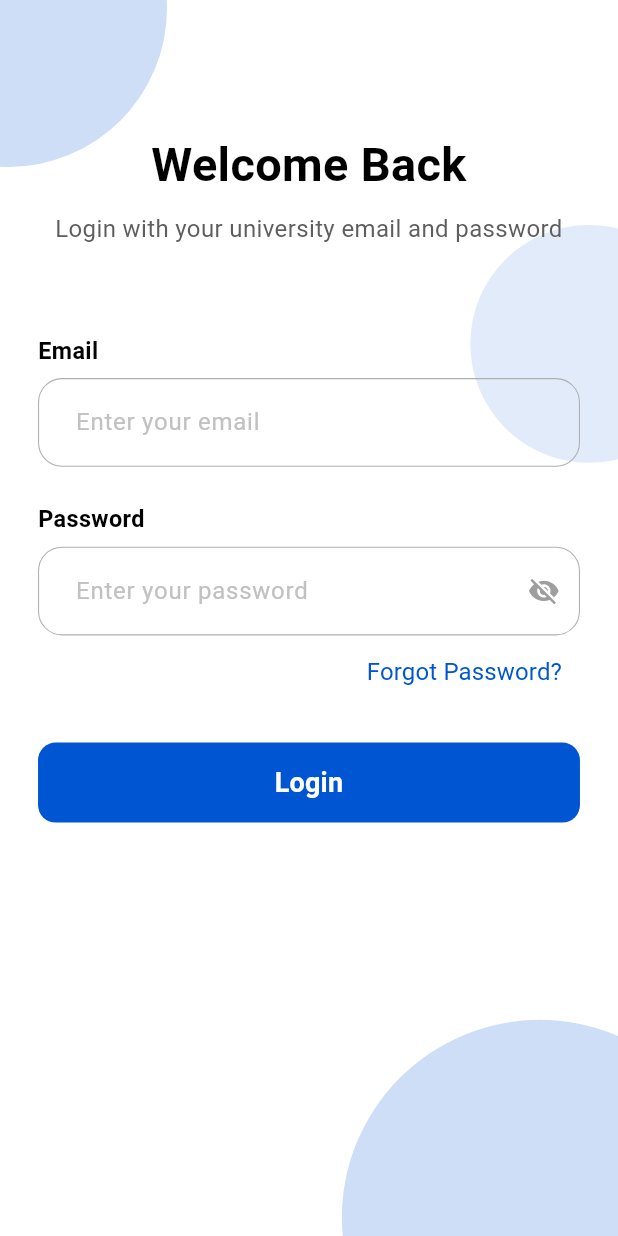
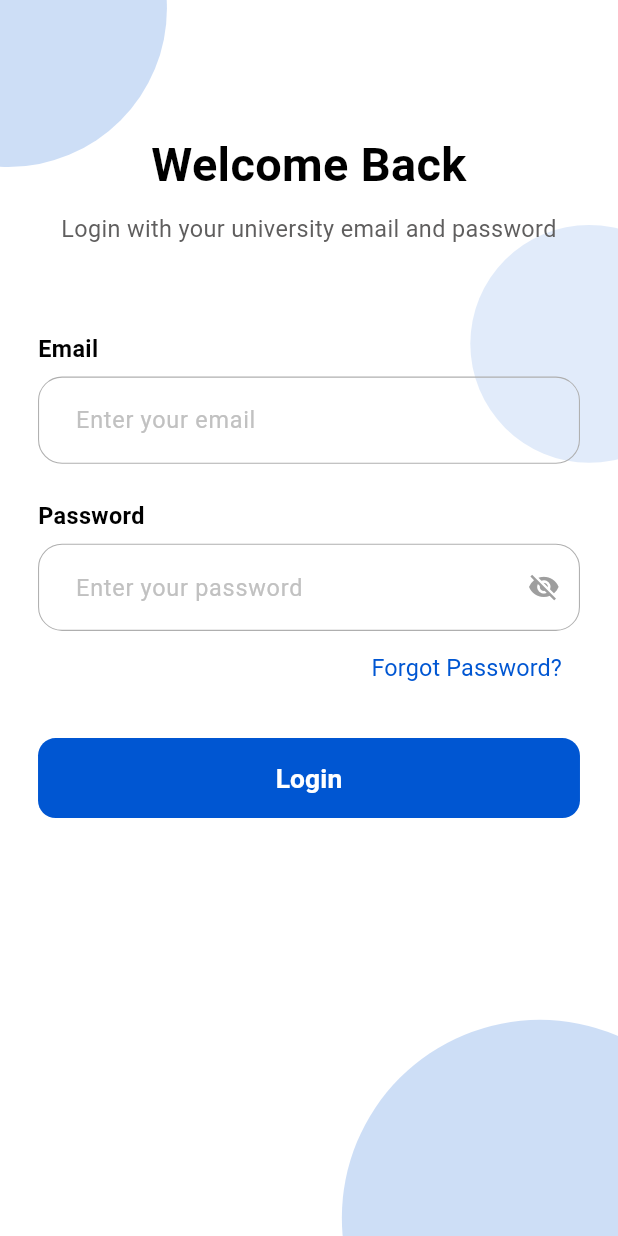
Before and after one commit to mustafaelbaz5/ZRC-ZNU-Robotics-Community, a Flutter app: the LoginScreen screen opened by its route, on a phone screen of 412 x 824 dp. Run offline on Flutter 3.47's test engine with Material 3 defaults, Android fonts, the light colour scheme and no system bars; our stand-ins replace flutter_bloc, flutter_screenutil, flutter_secure_storage, get_it, supabase_flutter; accounts and stored records are empty.

Commit message:
Refactor app text style class to me more clear and cleaned

```diff
--- a/lib/core/themes/app_text_styles.dart
+++ b/lib/core/themes/app_text_styles.dart
@@ -1,47 +1,58 @@
 import 'package:flutter/material.dart';
+import 'package:flutter_screenutil/flutter_screenutil.dart';
 
 import 'app_colors.dart';
 import 'app_font_weight.dart';
 
 class AppTextStyles {
-  static TextStyle font32BlackBold = const TextStyle(
-    fontSize: 32,
+  // Black
+  static TextStyle font32BlackBold = TextStyle(
+    fontSize: 32.sp,
     fontWeight: FontWeightHelper.bold,
     color: Colors.black,
   );
-  static TextStyle font18GreyRegular = const TextStyle(
-    fontSize: 18,
+  static TextStyle font20BlackBold = TextStyle(
+    fontSize: 20.sp,
+    fontWeight: FontWeightHelper.bold,
+    color: Colors.black,
+  );
+  static TextStyle font16BlackBold = TextStyle(
+    fontSize: 16.sp,
+    fontWeight: FontWeightHelper.bold,
+    color: Colors.black,
+  );
+  static TextStyle font16BlackRegular = TextStyle(
+    fontSize: 16.sp,
+    fontWeight: FontWeightHelper.regular,
+    color: Colors.black,
+  );
+
+  // Grey
+  static TextStyle font16greyRegular = TextStyle(
+    fontSize: 16.sp,
     fontWeight: FontWeightHelper.regular,
     color: AppColors.grey,
   );
-  static TextStyle font16GreyRegular = const TextStyle(
-    fontSize: 16,
+  static TextStyle font18GreyRegular = TextStyle(
+    fontSize: 18.sp,
     fontWeight: FontWeightHelper.regular,
     color: AppColors.grey,
   );
-  static TextStyle font16WhiteRegular = const TextStyle(
-    fontSize: 16,
+  static TextStyle font16GreyRegular = TextStyle(
+    fontSize: 16.sp,
+    fontWeight: FontWeightHelper.regular,
+    color: AppColors.grey,
+  );
+
+  // White
+  static TextStyle font18WhiteRegular = TextStyle(
+    fontSize: 18.sp,
+    fontWeight: FontWeightHelper.semiBold,
+    color: Colors.white,
+  );
+  static TextStyle font16WhiteRegular = TextStyle(
+    fontSize: 16.sp,
     fontWeight: FontWeightHelper.regular,
     color: Colors.white,
   );
-  static TextStyle font18WhiteRegular = const TextStyle(
-    fontSize: 18,
-    fontWeight: FontWeightHelper.semiBold,
-    color: Colors.white,
-  );
-  static TextStyle font16BlackRegular = const TextStyle(
-    fontSize: 16,
-    fontWeight: FontWeightHelper.regular,
-    color: Colors.black,
-  );
-  static TextStyle font16greyRegular = const TextStyle(
-    fontSize: 16,
-    fontWeight: FontWeightHelper.regular,
-    color: AppColors.grey,
-  );
-  static TextStyle font16BlackBold = const TextStyle(
-    fontSize: 16,
-    fontWeight: FontWeightHelper.bold,
-    color: Colors.black,
-  );
 }
```
